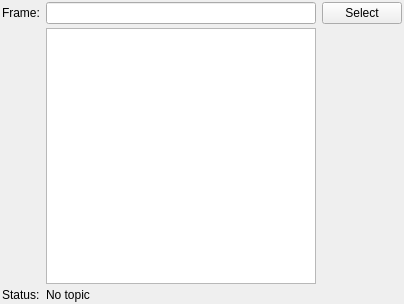
The window that mapviz_plugins/ui/coordinate_picker_config.ui (swri-robotics/mapviz) describes before a commit, drawn with Qt 5.
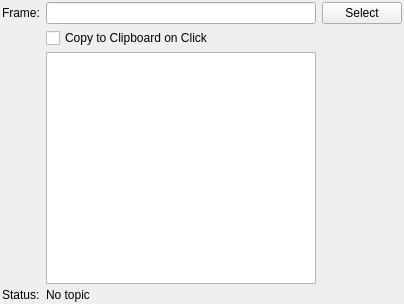
The same window after the commit.

Commit message:
Add checkbox for whether to copy to clipboard
The user may not want their clipboard overwritten every time they click
on the Mapviz canvas. Unchecking this box will leave the clipboard
alone.

```diff
--- a/mapviz_plugins/ui/coordinate_picker_config.ui
+++ b/mapviz_plugins/ui/coordinate_picker_config.ui
@@ -76,21 +76,15 @@
     </widget>
    </item>
    <item row="1" column="2">
-    <widget class="QPlainTextEdit" name="coordTextEdit">
-     <property name="lineWrapMode">
-      <enum>QPlainTextEdit::NoWrap</enum>
-     </property>
-     <property name="readOnly">
-      <bool>true</bool>
-     </property>
-     <property name="tabStopWidth">
-      <number>4</number>
-     </property>
-     <property name="textInteractionFlags">
-      <set>Qt::TextSelectableByKeyboard|Qt::TextSelectableByMouse</set>
+    <widget class="QCheckBox" name="copyCheckBox">
+     <property name="text">
+      <string>Copy to Clipboard on Click</string>
      </property>
     </widget>
    </item>
+   <item row="2" column="2">
+    <widget class="QPlainTextEdit" name="plainTextEdit"/>
+   </item>
   </layout>
  </widget>
  <resources/>
```
The commit also changes 2 other files.
